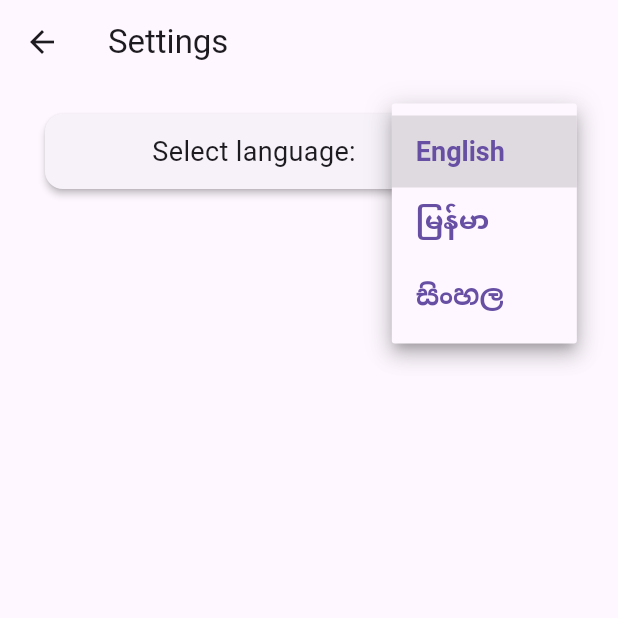
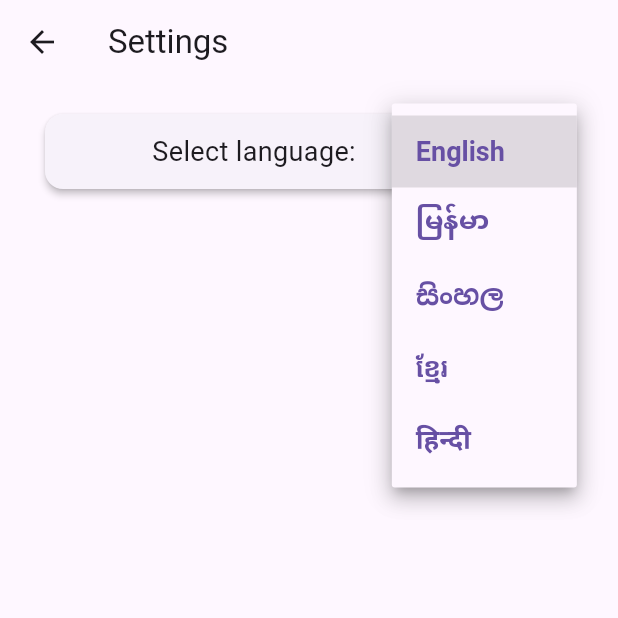
Before and after one commit to bksubhuti/buddhist_compass, a Flutter app: the SettingsPage screen opened directly, after a tap on "English", on a phone screen of 412 x 824 dp, the top half of it. Run offline on Flutter 3.47's test engine with Material 3 defaults, Android fonts, the phone set to English and light mode, and no system bars; our stand-ins replace flutter_compass, geolocator, in_app_review, package_info_plus, share_plus, shared_preferences and 1 more; accounts and stored records are empty; generated files the repository leaves out were written again.

```diff
--- a/lib/main.dart
+++ b/lib/main.dart
@@ -46,6 +46,8 @@ class CompassApp extends StatelessWidget {
             Locale('en', ''), // English
             Locale('si', ''), // Sinhala
             Locale('my', ''), // Myanmar (Burmese)
+            Locale('km', ''), // Khmer
+            Locale('hi', ''), // Hindi
           ],
           home: const CompassPage(),
         );
--- a/lib/prefs.dart
+++ b/lib/prefs.dart
@@ -2,7 +2,6 @@
 //import 'package:tipitaka_pali/services/prefs.dart';
 
 // Shared prefs package import
-
 import 'package:shared_preferences/shared_preferences.dart';
 
 // preference names
@@ -10,11 +9,17 @@ const String targetNamePref = "targetName";
 const String targetLatPref = "targetLat";
 const String targetLongPref = "targetLong";
 const String vibeOnPref = 'vibeOn';
+const String userDest1Pref = "userDest1";
+const String userDest1LatPref = "userDest1Lat";
+const String userDest1LongPref = "userDest1Long";
 
 const String defaultTargetName = "Bodh Gaya";
 const double defaultTargetLat = 24.6962;
 const double defaultTargetLong = 84.9901;
 const bool defaultVibeOn = false;
+const String defaultUserDest1 = "";
+const double defaultUserDest1Lat = 0.0;
+const double defaultUserDest1Long = 0.0;
 
 const String LOCALEVAL = "localeVal";
 const int DEFAULT_LOCALEVAL = 0;
@@ -32,6 +37,21 @@ class Prefs {
   static set targetName(String value) =>
       instance.setString(targetNamePref, value);
 
+  static String get userDest1 =>
+      instance.getString(userDest1Pref) ?? defaultUserDest1;
+  static set userDest1(String value) =>
+      instance.setString(userDest1Pref, value);
+
+  static double get userDest1Lat =>
+      instance.getDouble(userDest1LatPref) ?? defaultUserDest1Lat;
+  static set userDest1Lat(double value) =>
+      instance.setDouble(userDest1LatPref, value);
+
+  static double get userDest1Long =>
+      instance.getDouble(userDest1LongPref) ?? defaultUserDest1Long;
+  static set userDest1Long(double value) =>
+      instance.setDouble(userDest1LongPref, value);
+
   static double get targetLat =>
       instance.getDouble(targetLatPref) ?? defaultTargetLat;
   static set targetLat(double value) =>
@@ -47,21 +67,4 @@ class Prefs {
 
   static int get localeVal => instance.getInt(LOCALEVAL) ?? DEFAULT_LOCALEVAL;
   static set localeVal(int value) => instance.setInt(LOCALEVAL, value);
-
-  // ===========================================================================
-  // Helpers
-/*
-  static Color getChosenColor() {
-    switch (Prefs.selectedPageColor) {
-      case 0:
-        return Color(Colors.white.value);
-      case 1:
-        return const Color(seypia);
-      case 2:
-        return Color(Colors.black.value);
-      default:
-        return Color(Colors.white.value);
-    }
-  }
-  */
 }
--- a/lib/views/select_language_widget.dart
+++ b/lib/views/select_language_widget.dart
@@ -9,6 +9,8 @@ class SelectLanguageWidget extends StatelessWidget {
     'English',
     'မြန်မာ',
     'සිංහල',
+    'ខ្មែរ',
+    'हिन्दी',
   ];
 
   @override
@@ -18,7 +20,7 @@ class SelectLanguageWidget extends StatelessWidget {
         style: TextStyle(
           color: Theme.of(context).primaryColor,
         ),
-        isDense: true,
+        isDense: false,
         onChanged: (newValue) {
           Prefs.localeVal = _languageItmes.indexOf(newValue!);
           final localeProvider =
```
Also changed, not shown: lib/l10n/app_en.arb (+6 -1 lines), lib/l10n/app_hi.arb (added, +56 -0 lines), lib/l10n/app_km.arb (added, +56 -0 lines), lib/l10n/app_my.arb (+7 -2 lines), lib/l10n/app_si.arb (+6 -1 lines), lib/place_selector.dart (+19 -2 lines), lib/src/provider/locale_change_notifier.dart (+8 -0 lines), lib/views/compass_page.dart (+15 -4 lines), 3 other files.
